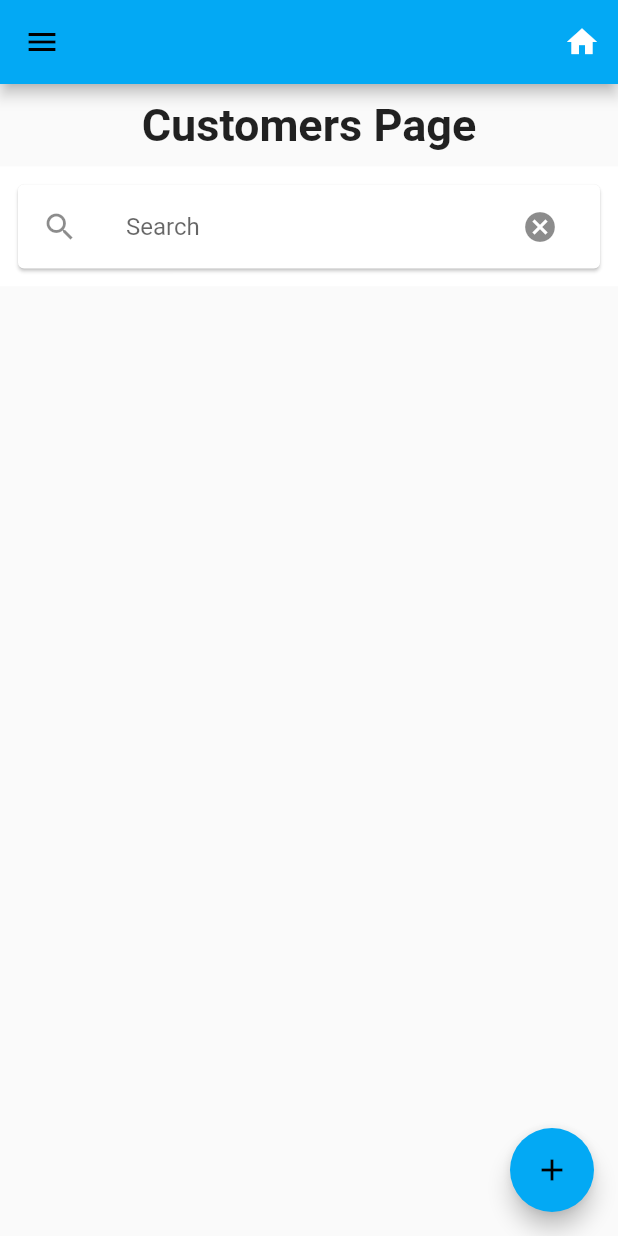
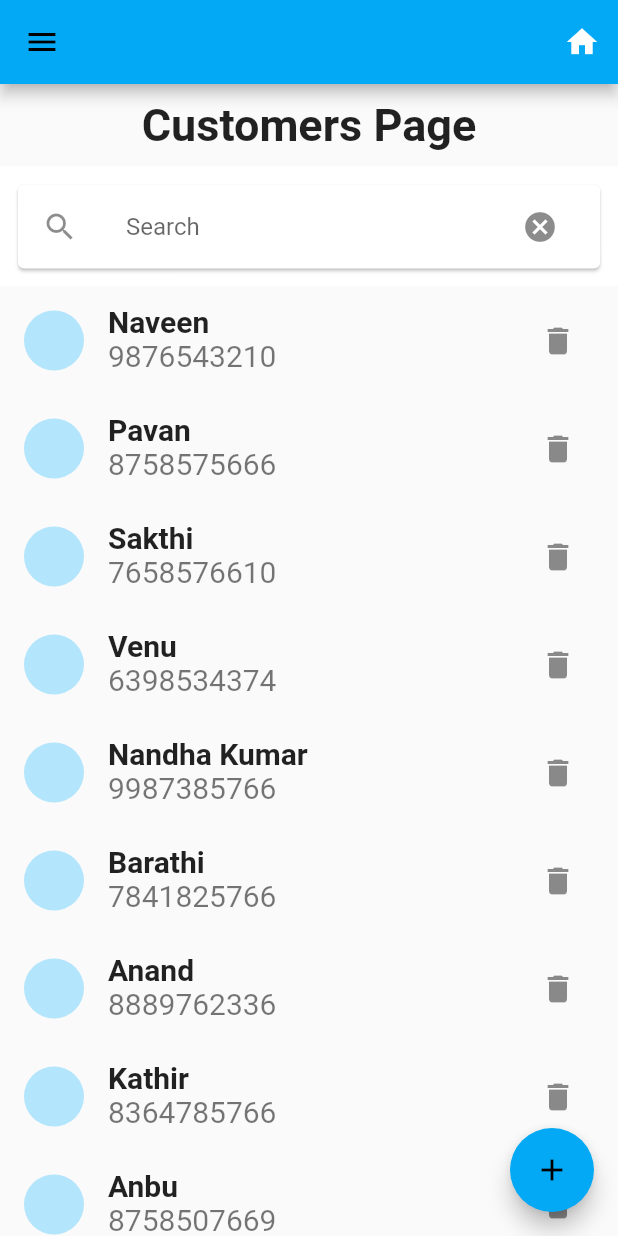
Before and after one commit to NaveenKumarRaja/garments_flutter, a Flutter app: the screen it shows after launch, in the side drawer, after a tap on "Customers", on a phone screen of 412 x 824 dp. Run offline on Flutter 3.47's test engine with Material 2 defaults, Android fonts, the phone set to English and light mode, and no system bars; Roboto replaces fonts that are missing (Open sans).

```diff
--- a/lib/pages/customer page/customerlist.dart
+++ b/lib/pages/customer page/customerlist.dart
@@ -8,6 +8,77 @@ class Customer {
 
   static get customerStub {
     List<Customer> customers = new List<Customer>();
+    Customer customer1 = new Customer();
+    customer1.name = "Naveen";
+    customer1.phoneNumber = "9876543210";
+    customer1.address = "Tirupur";
+    customers.add(customer1);
+
+    Customer customer2 = new Customer();
+    customer2.name = "Pavan";
+    customer2.phoneNumber = "8758575666";
+    customer2.address = "Tirupur";
+    customers.add(customer2);
+
+    Customer customer3 = new Customer();
+    customer3.name = "Sakthi";
+    customer3.phoneNumber = "7658576610";
+    customer3.address = "kangayam";
+    customers.add(customer3);
+
+    Customer customer4 = new Customer();
+    customer4.name = "Venu";
+    customer4.phoneNumber = "6398534374";
+    customer4.address = "Avinasi";
+    customers.add(customer4);
+
+    Customer customer5 = new Customer();
+    customer5.name = "Nandha Kumar";
+    customer5.phoneNumber = "9987385766";
+    customer5.address = "New Busstand";
+    customers.add(customer5);
+
+    Customer customer6 = new Customer();
+    customer6.name = "Barathi";
+    customer6.phoneNumber = "7841825766";
+    customer6.address = "usha Theatre";
+    customers.add(customer6);
+
+    Customer customer7 = new Customer();
+    customer7.name = "Anand";
+    customer7.phoneNumber = "8889762336";
+    customer7.address = "Dharapuram";
+    customers.add(customer7);
+
+    Customer customer8 = new Customer();
+    customer8.name = "Kathir";
+    customer8.phoneNumber = "8364785766";
+    customer8.address = "Palladam";
+    customers.add(customer8);
+
+    Customer customer9 = new Customer();
+    customer9.name = "Anbu";
+    customer9.phoneNumber = "8758507669";
+    customer9.address = "NP GoldCity";
+    customers.add(customer9);
+
+    Customer customer10 = new Customer();
+    customer10.name = "Sivam";
+    customer10.phoneNumber = "8004849366";
+    customer10.address = "Rakiyapalayam";
+    customers.add(customer10);
+
+    Customer customer11 = new Customer();
+    customer11.name = "Vetri";
+    customer11.phoneNumber = "8333585766";
+    customer11.address = "CTC";
+    customers.add(customer11);
+
+    Customer customer12 = new Customer();
+    customer12.name = "Vel";
+    customer12.phoneNumber = "8883143392";
+    customer12.address = "15, Velampalyam";
+    customers.add(customer12);
     return customers;
   }
 
--- a/lib/pages/customer page/form.dart
+++ b/lib/pages/customer page/form.dart
@@ -113,7 +113,7 @@ class _FormsWidgetState extends State<FormsWidget> {
             ),
             Padding(
               padding: EdgeInsets.symmetric(vertical: 20.0),
-              child: RaisedButton(
+              child: TextButton(
                 onPressed: () {
                   Customer customer = new Customer();
                   customer.name = name.text;
--- a/lib/pages/customer page/search.dart
+++ b/lib/pages/customer page/search.dart
@@ -27,7 +27,7 @@ class _SearchWidgetState extends State<SearchWidget> {
                 decoration: new InputDecoration(
                     hintText: 'Search', border: InputBorder.none),
                 onSubmitted: (t) {
-                  Customer.searchString = t;
+                  Customer.searchString = toString();
                   Navigator.push(
                       context,
                       new MaterialPageRoute(
```
